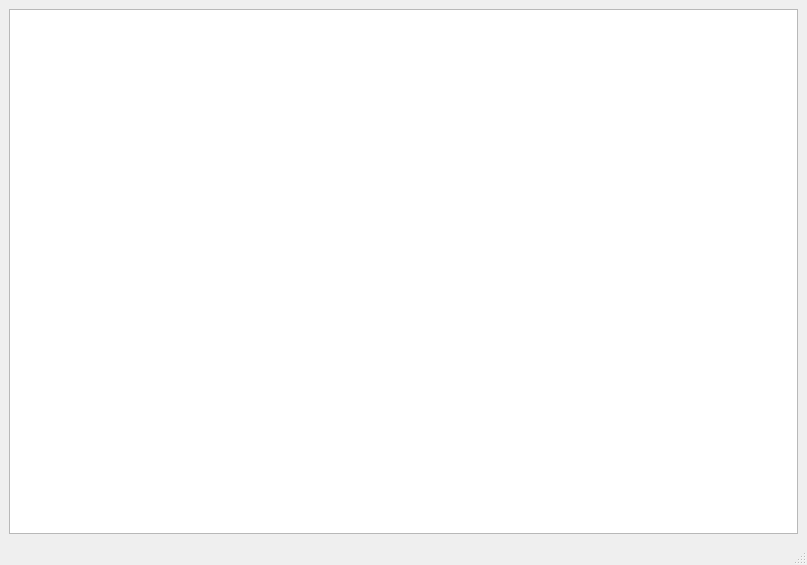
ArticlZ/221_3210_Zhatikov, file mainwindow.ui: the form before one commit.
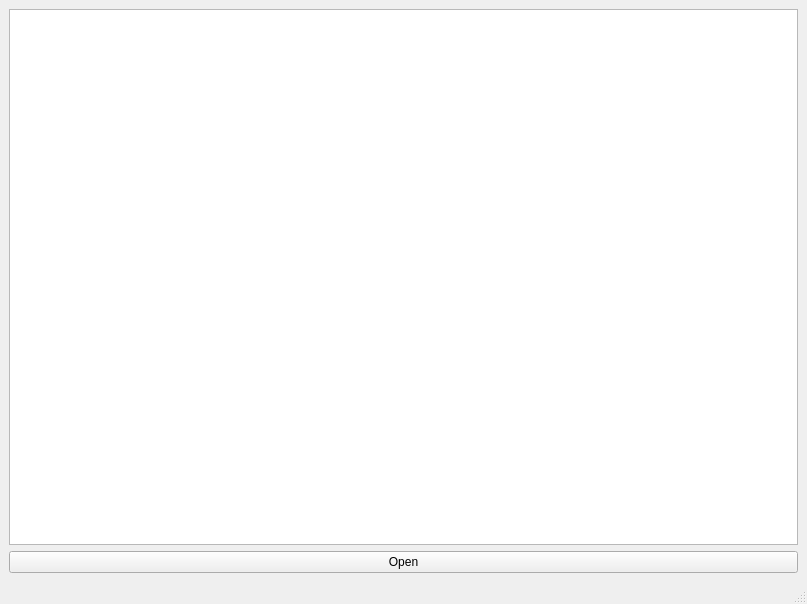
The form after the commit.

Commit message: 1.4 button for open json

```diff
--- a/mainwindow.ui
+++ b/mainwindow.ui
@@ -7,7 +7,7 @@
     <x>0</x>
     <y>0</y>
     <width>807</width>
-    <height>565</height>
+    <height>604</height>
    </rect>
   </property>
   <property name="windowTitle">
@@ -25,6 +25,13 @@
       </property>
      </widget>
     </item>
+    <item>
+     <widget class="QPushButton" name="openButton">
+      <property name="text">
+       <string>Open</string>
+      </property>
+     </widget>
+    </item>
    </layout>
   </widget>
   <widget class="QMenuBar" name="menubar">
```
The commit also changes 2 other files.
